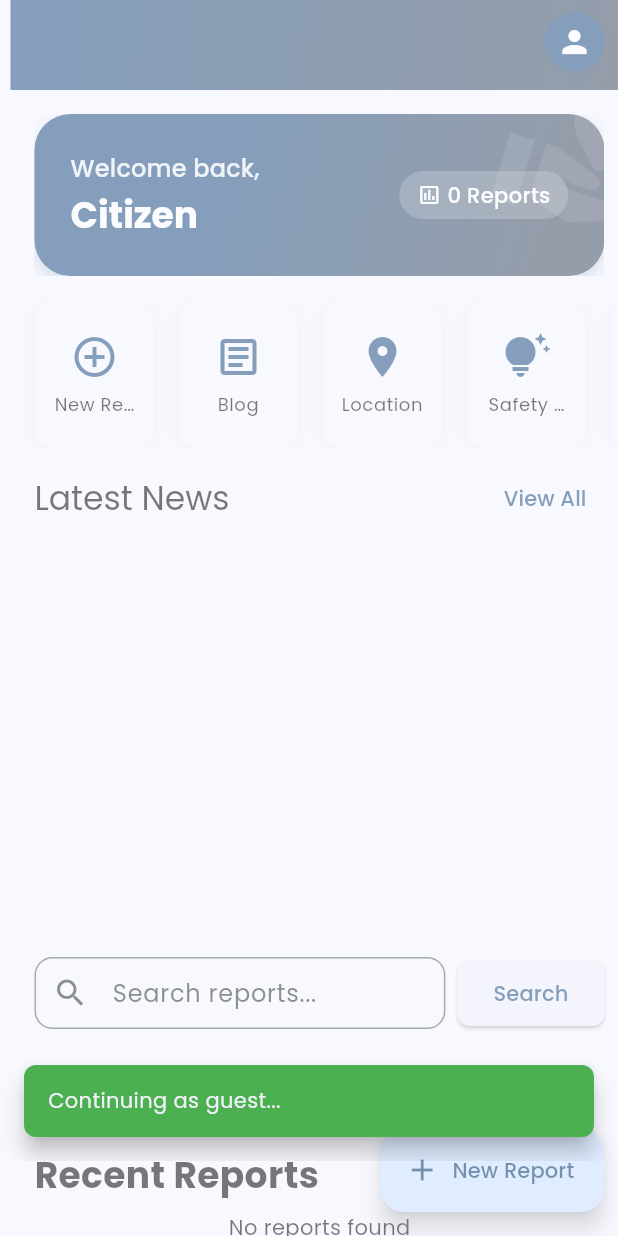
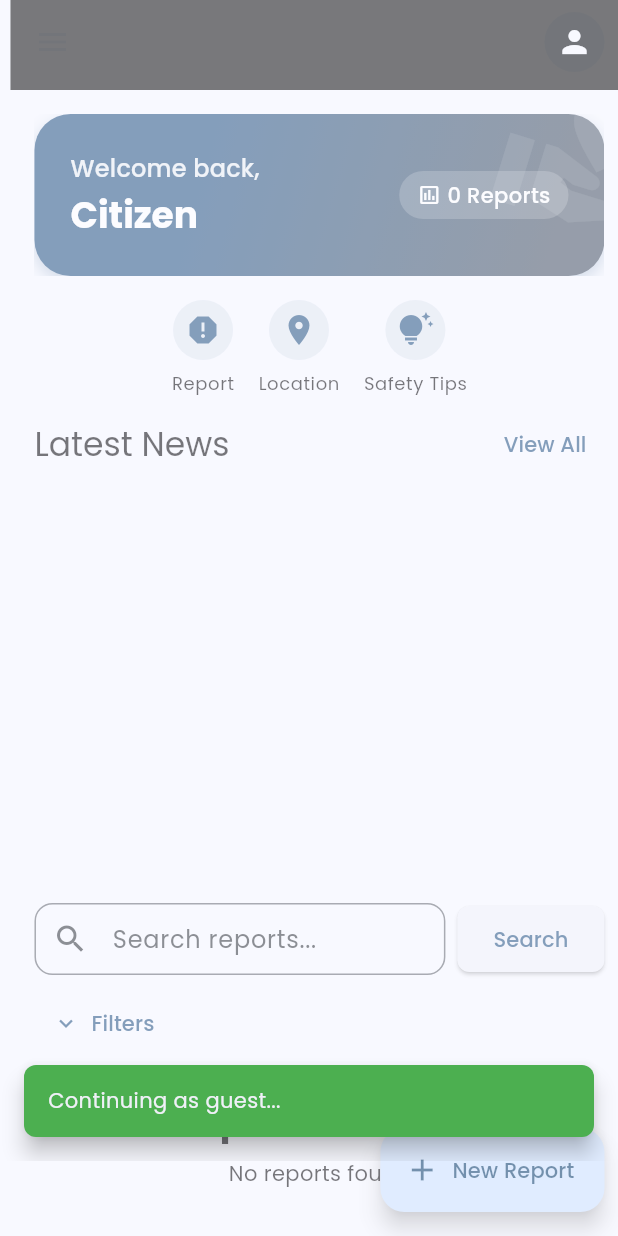
Before and after one commit to ImpactConnect/Citizen-Alert-Project, a Flutter app: the screen it shows after launch, after a tap on "Login", after a tap on "Continue as Guest", on a phone screen of 412 x 824 dp. Run offline on Flutter 3.47's test engine with Material 3 defaults, Android fonts, the phone set to English and light mode, and no system bars; our stand-ins replace geolocator, google_fonts, google_maps_flutter, image_picker, share_plus, sqflite and 2 more; accounts and stored records are empty; network calls fail; statements that could not run were skipped.

Commit message:
Added menu bar

```diff
--- a/lib/screens/home/components/home_app_bar.dart
+++ b/lib/screens/home/components/home_app_bar.dart
@@ -16,17 +16,13 @@
       floating: true,
       pinned: true,
       expandedHeight: 60,
-      flexibleSpace: Container(
-        decoration: BoxDecoration(
-          gradient: LinearGradient(
-            begin: Alignment.topLeft,
-            end: Alignment.bottomRight,
-            colors: [
-              Theme.of(context).colorScheme.primary,
-              Theme.of(context).colorScheme.secondary,
-            ],
-          ),
-        ),
+      backgroundColor: Colors.grey[900],
+      leading: IconButton(
+        icon: const Icon(Icons.menu),
+        onPressed: () {
+          // TODO: Implement drawer or side menu functionality
+          Scaffold.of(context).openDrawer();
+        },
       ),
       actions: [
         if (!isGuest)
@@ -38,11 +34,11 @@
           ),
         PopupMenuButton<String>(
           icon: CircleAvatar(
-            backgroundColor: Theme.of(context).colorScheme.primary,
+            backgroundColor: Theme.of(context).colorScheme.onSurface,
             child: user?.avatarUrl != null
                 ? Image.network(user!.avatarUrl!, fit: BoxFit.cover)
                 : Icon(Icons.person,
-                    color: Theme.of(context).colorScheme.onPrimary),
+                    color: Theme.of(context).colorScheme.surface),
           ),
           itemBuilder: (context) => [
             if (!isGuest) ...[
--- a/lib/screens/home/components/quick_actions.dart
+++ b/lib/screens/home/components/quick_actions.dart
@@ -1,45 +1,25 @@
 import 'package:flutter/material.dart';
-import '../../../widgets/navigation/navigation_scaffold.dart';
-import '../../../screens/reports/submit_report_screen.dart';
-import '../../../screens/blog/blog_screen.dart';
-import '../../../screens/location/location_screen.dart';
-import '../../../screens/safety/safety_tips_screen.dart';
-import '../../../screens/analytics/analytics_screen.dart';
+import '../../location/location_screen.dart';
+import '../../safety/safety_tips_screen.dart';
+import '../../reports/submit_report_screen.dart';
 
 class QuickActions extends StatelessWidget {
-  const QuickActions({super.key});
+  const QuickActions({Key? key}) : super(key: key);
 
   @override
   Widget build(BuildContext context) {
-    return SizedBox(
-      height: 100,
-      child: ListView(
-        padding: const EdgeInsets.symmetric(horizontal: 16),
+    return SingleChildScrollView(
       scrollDirection: Axis.horizontal,
+      child: Row(
         children: [
           _QuickActionButton(
-            icon: Icons.add_circle_outline,
-            label: 'New Report',
+            icon: Icons.report,
+            label: 'Report',
             onTap: () {
               Navigator.push(
                 context,
                 MaterialPageRoute(
-                  builder: (_) => const NavigationScaffold(
-                    initialIndex: 0,
-                    child: SubmitReportScreen(),
-                  ),
-                ),
-              );
-            },
-          ),
-          _QuickActionButton(
-            icon: Icons.article_outlined,
-            label: 'Blog',
-            onTap: () {
-              Navigator.push(
-                context,
-                MaterialPageRoute(
-                  builder: (_) => const BlogScreen(),
+                  builder: (_) => const SubmitReportScreen(),
                 ),
               );
             },
@@ -68,18 +48,6 @@
               );
             },
           ),
-          _QuickActionButton(
-            icon: Icons.analytics,
-            label: 'Analytics',
-            onTap: () {
-              Navigator.push(
-                context,
-                MaterialPageRoute(
-                  builder: (_) => AnalyticsScreen(),
-                ),
-              );
-            },
-          ),
         ],
       ),
     );
@@ -99,45 +67,26 @@
 
   @override
   Widget build(BuildContext context) {
-    final theme = Theme.of(context);
-
-    return Container(
-      margin: const EdgeInsets.only(right: 16),
-      child: InkWell(
+    return Padding(
+      padding: const EdgeInsets.symmetric(horizontal: 8.0),
+      child: GestureDetector(
         onTap: onTap,
-        borderRadius: BorderRadius.circular(16),
-        child: Container(
-          width: 80,
-          padding: const EdgeInsets.all(12),
-          decoration: BoxDecoration(
-            color: theme.colorScheme.surface,
-            borderRadius: BorderRadius.circular(16),
-            boxShadow: [
-              BoxShadow(
-                color: Colors.grey.withOpacity(0.1),
-                blurRadius: 8,
-                offset: const Offset(0, 2),
+        child: Column(
+          children: [
+            CircleAvatar(
+              backgroundColor:
+                  Theme.of(context).colorScheme.primary.withOpacity(0.1),
+              child: Icon(
+                icon,
+                color: Theme.of(context).colorScheme.primary,
               ),
-            ],
-          ),
-          child: Column(
-            mainAxisAlignment: MainAxisAlignment.center,
-            children: [
-              Icon(
-                icon,
-                color: theme.colorScheme.primary,
-                size: 32,
             ),
             const SizedBox(height: 8),
             Text(
               label,
-                style: theme.textTheme.bodySmall,
-                textAlign: TextAlign.center,
-                maxLines: 1,
-                overflow: TextOverflow.ellipsis,
+              style: Theme.of(context).textTheme.bodySmall,
             ),
           ],
-          ),
         ),
       ),
     );
--- a/lib/screens/home/home_screen.dart
+++ b/lib/screens/home/home_screen.dart
@@ -40,7 +40,7 @@
         ),
         behavior: SnackBarBehavior.floating,
         shape: RoundedRectangleBorder(borderRadius: BorderRadius.circular(8)),
-        backgroundColor: Colors.blue,
+        backgroundColor: Colors.grey[900],
         duration: const Duration(seconds: 4),
       ),
     );
@@ -51,6 +51,31 @@
     final isGuest = context.watch<AuthProvider>().user?.isGuest ?? true;
 
     return Scaffold(
+      drawer: Drawer(
+        child: ListView(
+          children: [
+            const DrawerHeader(
+              decoration: BoxDecoration(
+                color: Colors.blue,
+              ),
+              child: Text('Menu'),
+            ),
+            ListTile(
+              title: const Text('Item 1'),
+              onTap: () {
+                // Handle item 1 tap
+              },
+            ),
+            ListTile(
+              title: const Text('Item 2'),
+              onTap: () {
+                // Handle item 2 tap
+              },
+            ),
+            // Add more menu items as needed
+          ],
+        ),
+      ),
       body: RefreshIndicator(
         onRefresh: () => _refreshData(context),
         child: CustomScrollView(
```
Also changed, not shown: lib/screens/news/news_list_screen.dart (+72 -0 lines), lib/services/news_service.dart (+8 -7 lines). Lines whose indentation alone changed are shown as unchanged.
